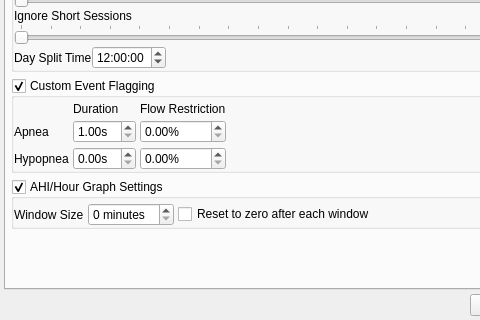
Old version of the form preferencesdialog.ui in the repository sbonaime/sleepyhead-code.; both pictures show x 0 to 480 and y 87 to 407 of the 640 by 407 pixel window.
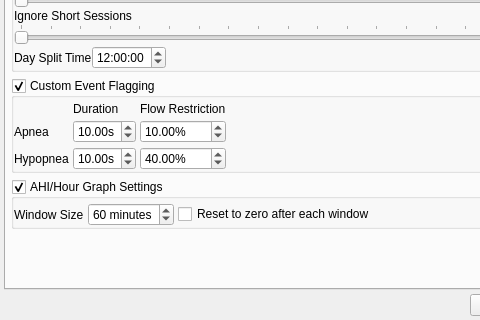
New version of the form.

Commit message: Disable Import prefences stubs

Patch:
```diff
--- a/preferencesdialog.ui
+++ b/preferencesdialog.ui
@@ -304,6 +304,9 @@
             <property name="minimum">
              <double>1.000000000000000</double>
             </property>
+            <property name="value">
+             <double>10.000000000000000</double>
+            </property>
            </widget>
           </item>
           <item row="1" column="4">
@@ -311,6 +314,9 @@
             <property name="suffix">
              <string>%</string>
             </property>
+            <property name="value">
+             <double>10.000000000000000</double>
+            </property>
            </widget>
           </item>
           <item row="1" column="0">
@@ -364,6 +370,9 @@
             <property name="suffix">
              <string>%</string>
             </property>
+            <property name="value">
+             <double>40.000000000000000</double>
+            </property>
            </widget>
           </item>
           <item row="2" column="2">
@@ -371,6 +380,9 @@
             <property name="suffix">
              <string>s</string>
             </property>
+            <property name="value">
+             <double>10.000000000000000</double>
+            </property>
            </widget>
           </item>
           <item row="2" column="0">
@@ -428,6 +440,9 @@
             <property name="suffix">
              <string> minutes</string>
             </property>
+            <property name="value">
+             <number>60</number>
+            </property>
            </widget>
           </item>
           <item row="0" column="2">
```
Left out of the diff: 4 changed lines with no effect on the pictures. The commit also changes 2 other files.
